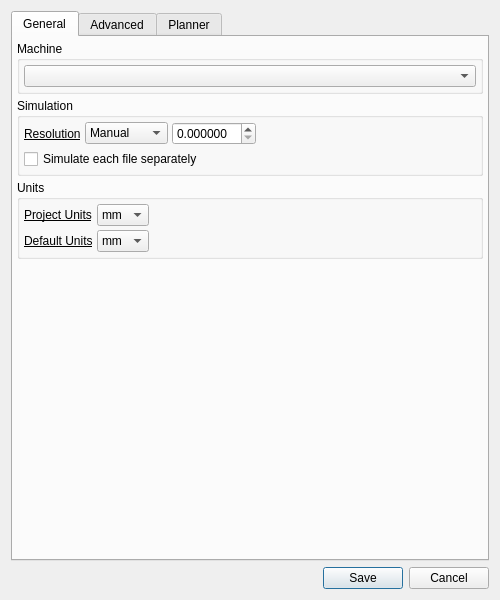
CauldronDevelopmentLLC/CAMotics, file qt/settings_dialog.ui: the form before one commit.
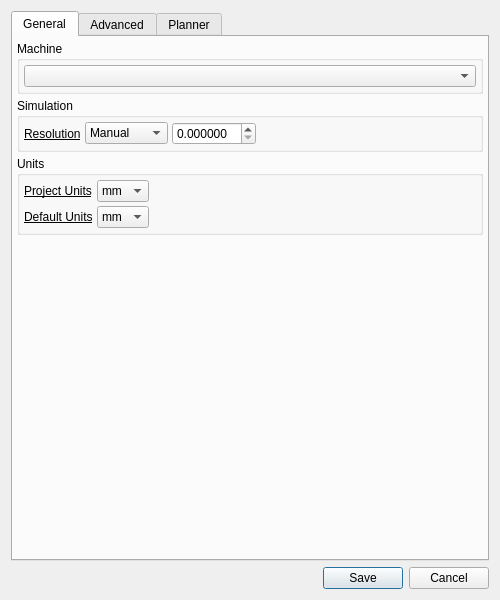
The form after the commit.

Commit message: Fixed picking, double click on 3D view opens GCode file and at line, double click on GCode file moves simulation to line, removed editor sync checkbox, removed simulate files separately, Auto open first file in project, Move hold SmartPointer to file name.

What changed in the file:
```diff
--- a/qt/settings_dialog.ui
+++ b/qt/settings_dialog.ui
@@ -196,19 +196,6 @@
             </item>
            </layout>
           </item>
-          <item>
-           <widget class="QCheckBox" name="separateFilesCheckBox">
-            <property name="sizePolicy">
-             <sizepolicy hsizetype="Minimum" vsizetype="Fixed">
-              <horstretch>0</horstretch>
-              <verstretch>0</verstretch>
-             </sizepolicy>
-            </property>
-            <property name="text">
-             <string>Simulate each file separately</string>
-            </property>
-           </widget>
-          </item>
          </layout>
         </widget>
        </item>
```
The commit also changes 28 other files.
